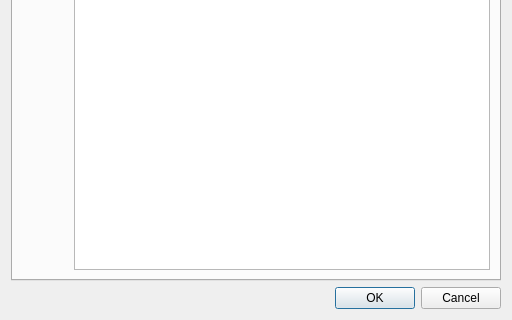
First picture: the form in acta_gamma/ui/contextDialog.ui, repository boucaron/ACTA_Gamma, before the edit; both pictures show x 0 to 512 and y 310 to 630 of the 512 by 630 pixel window.
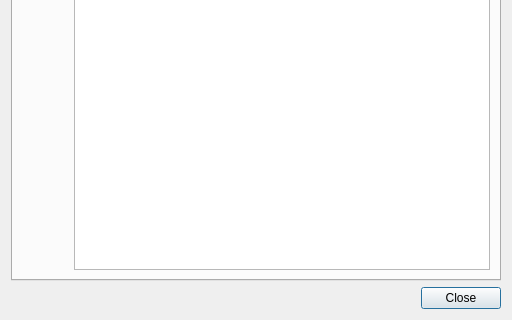
Second picture: the form after the edit.

Commit message:
ui: dialogs are read-only viewers, show only Close button
No new/modify actions exist yet, so drop the Ok/Cancel/Save buttons
from the context/execution/model/skill dialogs and leave a single
Close button (Save was shown but unreachable in any code path).

What changed in the file:
```diff
--- a/acta_gamma/ui/contextDialog.ui
+++ b/acta_gamma/ui/contextDialog.ui
@@ -99,7 +99,7 @@
       <enum>Qt::Orientation::Horizontal</enum>
      </property>
      <property name="standardButtons">
-      <set>QDialogButtonBox::StandardButton::Cancel|QDialogButtonBox::StandardButton::Ok</set>
+      <set>QDialogButtonBox::StandardButton::Close</set>
      </property>
     </widget>
    </item>
```
The commit also changes 3 other files.
